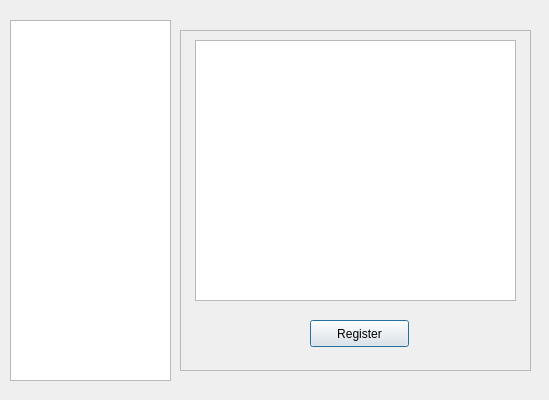
First picture: the form in studentprojectview.ui, repository abhinavthukral28/stuPID, before the edit.
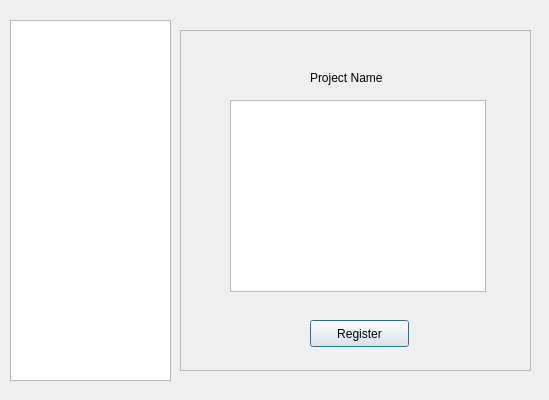
Second picture: the form after the edit.

Commit message: modified Projects View

What changed in the file:
```diff
--- a/studentprojectview.ui
+++ b/studentprojectview.ui
@@ -41,13 +41,26 @@
      <string>Register</string>
     </property>
    </widget>
-   <widget class="QTextBrowser" name="textBrowser">
+   <widget class="QLabel" name="projectName">
     <property name="geometry">
      <rect>
-      <x>15</x>
-      <y>10</y>
-      <width>321</width>
-      <height>261</height>
+      <x>130</x>
+      <y>40</y>
+      <width>81</width>
+      <height>16</height>
+     </rect>
+    </property>
+    <property name="text">
+     <string>Project Name</string>
+    </property>
+   </widget>
+   <widget class="QTextBrowser" name="projectDescription">
+    <property name="geometry">
+     <rect>
+      <x>50</x>
+      <y>70</y>
+      <width>256</width>
+      <height>192</height>
      </rect>
     </property>
    </widget>
```
